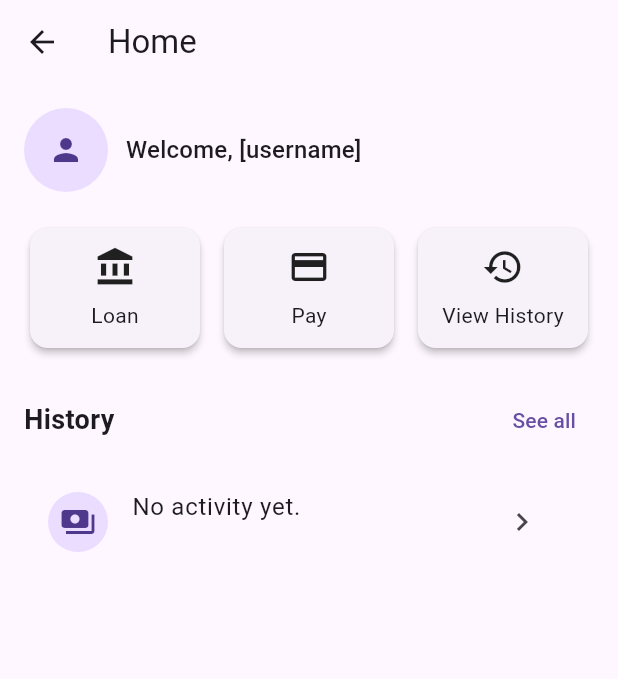
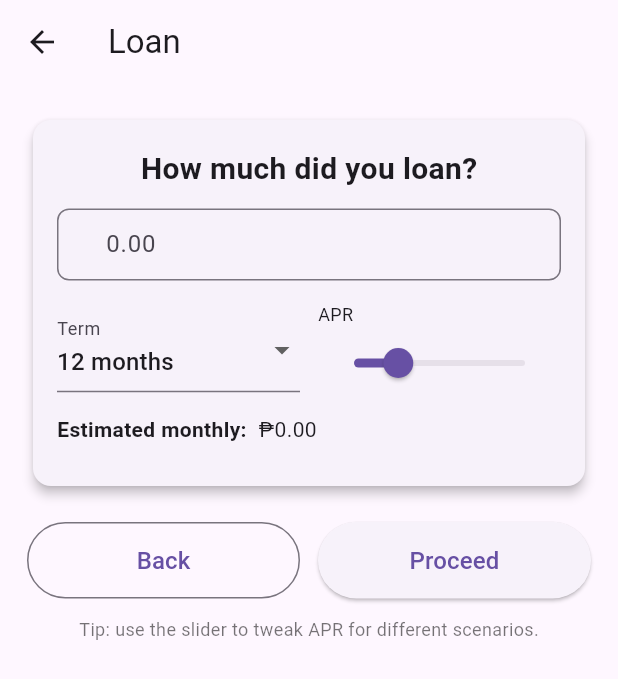
Before and after one commit to TrollTrapper67/Flutter, a Flutter app: the HomeScreen screen opened by its route, after a tap on "Loan", on a phone screen of 412 x 824 dp. Shown: the top 679 px of the screen. Run offline on Flutter 3.47's test engine with Material 3 defaults, Android fonts, the phone set to English and light mode, and no system bars.

Commit message:
second commit nigga

```diff
--- a/lib/main.dart
+++ b/lib/main.dart
@@ -1,9 +1,10 @@
 import 'package:flutter/material.dart';
-import 'auth/login.dart';
-import 'auth/signup.dart';
-import 'screens/home.dart';
-import 'screens/history.dart';
-import 'screens/payment.dart'; // <-- new
+import 'package:prototype_1/auth/login.dart';
+import 'package:prototype_1/auth/signup.dart';
+import 'package:prototype_1/screens/home.dart';
+import 'package:prototype_1/screens/history.dart';
+import 'package:prototype_1/screens/payment.dart';
+import 'package:prototype_1/screens/loan.dart';
 
 void main() {
   runApp(const MyApp());
@@ -29,9 +30,9 @@ class MyApp extends StatelessWidget {
           final username = (args is String) ? args : '[username]';
           return HomeScreen(username: username);
         },
-        '/payment': (context) => const PaymentScreen(), // <-- added
+        '/payment': (context) => const PaymentScreen(),
+        '/loan': (context) => const LoanScreen(),
         '/history': (context) {
-          // Accept a List<HistoryItem> through arguments when present.
           final args = ModalRoute.of(context)?.settings.arguments;
           if (args is List<HistoryItem>) {
             return HistoryScreen(items: args);
--- a/lib/screens/history.dart
+++ b/lib/screens/history.dart
@@ -13,11 +13,9 @@ class HistoryItem {
 }
 
 class HistoryScreen extends StatelessWidget {
-  // History is empty by default because there's no DB/auth yet.
-  // Later you can pass real data via Navigator.arguments or a provider.
+  const HistoryScreen({super.key, this.items = const []});
+
   final List<HistoryItem> items;
-
-  const HistoryScreen({super.key, this.items = const []});
 
   String _formatDate(DateTime dt) {
     final y = dt.year.toString().padLeft(4, '0');
--- a/lib/screens/home.dart
+++ b/lib/screens/home.dart
@@ -52,11 +52,12 @@ class HomeScreen extends StatelessWidget {
       mainAxisAlignment: MainAxisAlignment.spaceBetween,
       children: [
         _actionCard(Icons.account_balance, 'Loan', () {
-          // TODO
+          // Navigate to the Loan screen
+          Navigator.pushNamed(context, '/loan');
         }),
         const SizedBox(width: 8),
         _actionCard(Icons.payment, 'Pay', () {
-          // Navigate to the new Payment screen
+          // Navigate to the Payment screen
           Navigator.pushNamed(context, '/payment');
         }),
         const SizedBox(width: 8),
--- /dev/null
+++ b/lib/screens/loan.dart
@@ -0,0 +1,270 @@
+import 'dart:math' as math;
+import 'package:flutter/material.dart';
+import 'package:flutter/services.dart';
+import 'package:prototype_1/screens/history.dart';
+
+class LoanScreen extends StatefulWidget {
+  const LoanScreen({super.key});
+
+  @override
+  State<LoanScreen> createState() => _LoanScreenState();
+}
+
+class _LoanScreenState extends State<LoanScreen> {
+  final TextEditingController _amountController = TextEditingController();
+  final GlobalKey<FormState> _formKey = GlobalKey<FormState>();
+  bool _isProcessing = false;
+
+  // User-adjustable fields
+  double _annualRate = 0.05;
+  int _termMonths = 12;
+
+  // store listener so we can remove it cleanly
+  late final VoidCallback _amountListener;
+
+  @override
+  void initState() {
+    super.initState();
+    _amountListener = () {
+      // update estimate live while user types
+      if (mounted) setState(() {});
+    };
+    _amountController.addListener(_amountListener);
+  }
+
+  @override
+  void dispose() {
+    _amountController.removeListener(_amountListener);
+    _amountController.dispose();
+    super.dispose();
+  }
+
+  String? _validateAmount(String? text) {
+    if (text == null || text.trim().isEmpty) return 'Enter an amount';
+    final cleaned = text.replaceAll(',', '');
+    final value = double.tryParse(cleaned);
+    if (value == null) return 'Invalid number';
+    if (value <= 0) return 'Amount must be greater than zero';
+    return null;
+  }
+
+  double _parseAmount(String text) {
+    return double.parse(text.replaceAll(',', ''));
+  }
+
+  // Amortizing monthly payment formula
+  double _monthlyPayment(double principal, double annualRate, int months) {
+    if (months <= 0 || principal <= 0) return 0.0;
+    final monthlyRate = annualRate / 12.0;
+    if (monthlyRate == 0) return principal / months;
+    final denom = 1 - math.pow(1 + monthlyRate, -months);
+    return principal * monthlyRate / denom;
+  }
+
+  // Friendly input rules: digits and one dot, up to 2 decimals
+  List<TextInputFormatter> _inputFormatters() {
+    return [
+      FilteringTextInputFormatter.allow(RegExp(r'[0-9.]')),
+      TextInputFormatter.withFunction((oldValue, newValue) {
+        final text = newValue.text;
+        if (text.isEmpty) return newValue;
+        // prevent multiple dots
+        if ('..'.allMatches(text).isNotEmpty) return oldValue;
+        // prevent weird leading zeros like "00" (allow "0.")
+        if (text.length > 1 && text[0] == '0' && text[1] != '.') {
+          final cleaned = text.replaceFirst(RegExp(r'^0+'), '');
+          return TextEditingValue(
+            text: cleaned.isEmpty ? '0' : cleaned,
+            selection: TextSelection.collapsed(offset: (cleaned.isEmpty ? 1 : cleaned.length)),
+          );
+        }
+        // max 2 decimals
+        if (text.contains('.')) {
+          final parts = text.split('.');
+          if (parts.length > 1 && parts[1].length > 2) return oldValue;
+        }
+        return newValue;
+      }),
+    ];
+  }
+
+  Future<void> _onProceed() async {
+    final valid = _formKey.currentState?.validate() ?? false;
+    if (!valid) return;
+
+    setState(() => _isProcessing = true);
+    final amount = _parseAmount(_amountController.text);
+    final estMonthly = _monthlyPayment(amount, _annualRate, _termMonths);
+
+    final confirmed = await showDialog<bool>(
+      context: context,
+      builder: (ctx) => AlertDialog(
+        title: const Text('Confirm loan'),
+        content: Column(
+          mainAxisSize: MainAxisSize.min,
+          crossAxisAlignment: CrossAxisAlignment.start,
+          children: [
+            Text('Loan amount: ₱${amount.toStringAsFixed(2)}'),
+            Text('Term: $_termMonths months'),
+            Text('APR: ${(_annualRate * 100).toStringAsFixed(2)}%'),
+            const SizedBox(height: 8),
+            Text('Estimated monthly: ₱${estMonthly.toStringAsFixed(2)}'),
+          ],
+        ),
+        actions: [
+          TextButton(onPressed: () => Navigator.of(ctx).pop(false), child: const Text('Cancel')),
+          ElevatedButton(onPressed: () => Navigator.of(ctx).pop(true), child: const Text('Confirm')),
+        ],
+      ),
+    );
+
+    // must check mounted before using context after an await
+    if (!mounted) return;
+
+    if (confirmed == true) {
+      final item = HistoryItem(date: DateTime.now(), amount: amount, operation: 'Loan');
+
+      // short UX delay to show progress briefly
+      await Future.delayed(const Duration(milliseconds: 250));
+      if (!mounted) return;
+
+      // Navigate to history for now (passing the single item).
+      Navigator.pushNamed(context, '/history', arguments: [item]);
+    }
+
+    if (!mounted) return;
+    setState(() => _isProcessing = false);
+  }
+
+  @override
+  Widget build(BuildContext context) {
+    final amount = (_amountController.text.isEmpty)
+        ? 0.0
+        : double.tryParse(_amountController.text.replaceAll(',', '')) ?? 0.0;
+    final estMonthly = _monthlyPayment(amount, _annualRate, _termMonths);
+
+    return Scaffold(
+      appBar: AppBar(title: const Text('Loan')),
+      body: GestureDetector(
+        onTap: () => FocusScope.of(context).unfocus(),
+        child: Padding(
+          padding: const EdgeInsets.symmetric(horizontal: 18.0, vertical: 20),
+          child: Column(
+            children: [
+              Card(
+                elevation: 3,
+                shape: RoundedRectangleBorder(borderRadius: BorderRadius.circular(12)),
+                child: Padding(
+                  padding: const EdgeInsets.symmetric(horizontal: 16, vertical: 18),
+                  child: Column(
+                    children: [
+                      const Text(
+                        'How much did you loan?',
+                        style: TextStyle(fontSize: 20, fontWeight: FontWeight.w600),
+                      ),
+                      const SizedBox(height: 12),
+                      Form(
+                        key: _formKey,
+                        child: TextFormField(
+                          controller: _amountController,
+                          keyboardType: const TextInputType.numberWithOptions(decimal: true),
+                          inputFormatters: _inputFormatters(),
+                          validator: _validateAmount,
+                          decoration: InputDecoration(
+                            prefixText: '₱ ',
+                            hintText: '0.00',
+                            border: OutlineInputBorder(borderRadius: BorderRadius.circular(8)),
+                            contentPadding: const EdgeInsets.symmetric(vertical: 12, horizontal: 12),
+                          ),
+                        ),
+                      ),
+                      const SizedBox(height: 14),
+                      Row(
+                        children: [
+                          Expanded(
+                            child: DropdownButtonFormField<int>(
+                              // use value for older SDK compatibility (zapp.run)
+                              value: _termMonths,
+                              items: [6, 12, 24, 36, 48]
+                                  .map((m) => DropdownMenuItem(value: m, child: Text('$m months')))
+                                  .toList(),
+                              onChanged: (v) {
+                                if (v == null) return;
+                                setState(() => _termMonths = v);
+                              },
+                              decoration: const InputDecoration(labelText: 'Term'),
+                            ),
+                          ),
+                          const SizedBox(width: 12),
+                          Expanded(
+                            child: Column(
+                              crossAxisAlignment: CrossAxisAlignment.start,
+                              children: [
+                                const Text('APR', style: TextStyle(fontSize: 12)),
+                                Slider(
+                                  value: _annualRate,
+                                  min: 0.0,
+                                  max: 0.2,
+                                  divisions: 20,
+                                  label: '${(_annualRate * 100).toStringAsFixed(1)}%',
+                                  onChanged: (v) => setState(() => _annualRate = v),
+                                ),
+                              ],
+                            ),
+                          ),
+                        ],
+                      ),
+                      const SizedBox(height: 10),
+                      Row(
+                        children: [
+                          const Text('Estimated monthly:', style: TextStyle(fontWeight: FontWeight.w600)),
+                          const SizedBox(width: 8),
+                          Text('₱${estMonthly.toStringAsFixed(2)}'),
+                        ],
+                      ),
+                      const SizedBox(height: 6),
+                      if (_isProcessing) const LinearProgressIndicator() else const SizedBox(height: 4),
+                    ],
+                  ),
+                ),
+              ),
+              const SizedBox(height: 20),
+              Row(
+                children: [
+                  Expanded(
+                    child: OutlinedButton(
+                      onPressed: () => Navigator.pop(context),
+                      style: OutlinedButton.styleFrom(
+                        shape: const StadiumBorder(),
+                        padding: const EdgeInsets.symmetric(vertical: 14),
+                      ),
+                      child: const Text('Back', style: TextStyle(fontSize: 16)),
+                    ),
+                  ),
+                  const SizedBox(width: 12),
+                  Expanded(
+                    child: ElevatedButton(
+                      onPressed: _isProcessing ? null : _onProceed,
+                      style: ElevatedButton.styleFrom(
+                        shape: const StadiumBorder(),
+                        padding: const EdgeInsets.symmetric(vertical: 14),
+                      ),
+                      child: _isProcessing
+                          ? const SizedBox(height: 18, width: 18, child: CircularProgressIndicator(strokeWidth: 2))
+                          : const Text('Proceed', style: TextStyle(fontSize: 16)),
+                    ),
+                  ),
+                ],
+              ),
+              const SizedBox(height: 12),
+              const Text(
+                'Tip: use the slider to tweak APR for different scenarios.',
+                style: TextStyle(fontSize: 12, color: Colors.black54),
+              ),
+            ],
+          ),
+        ),
+      ),
+    );
+  }
+}
```
Also changed, not shown: lib/screens/payment.dart (+5 -13 lines).
